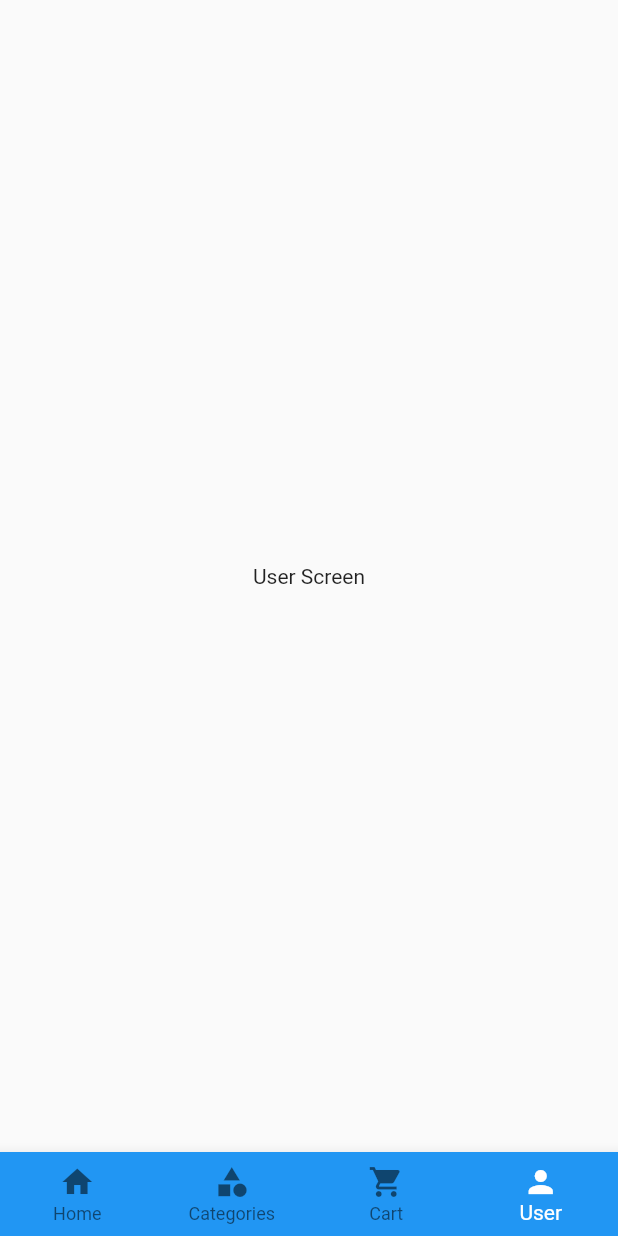
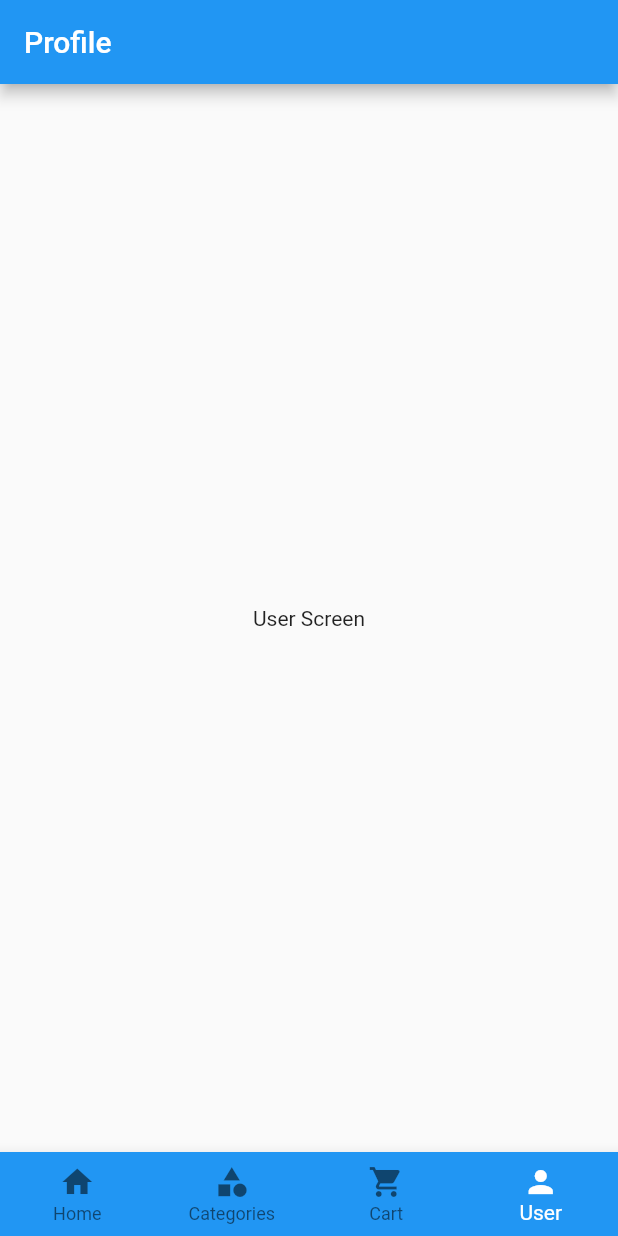
Before and after one commit to Pooja-Hegde/CPAD4Y2023Team09, a Flutter app: the screen it shows after launch, item 4 of the bottom bar chosen, on a phone screen of 412 x 824 dp. Run offline on Flutter 3.47's test engine with Material 2 defaults, Android fonts, the phone set to English and light mode, and no system bars.

Commit message:
Update bottomBar.dart

```diff
--- a/grocery_kart/lib/screens/bottomBar.dart
+++ b/grocery_kart/lib/screens/bottomBar.dart
@@ -13,11 +13,11 @@ class BottomBar extends StatefulWidget {
 
 class _BottomBarState extends State<BottomBar> {
   int _selectedIndex = 0;
-  final List _pages = [
-    const Home(),
-    const Categories(),
-    const Cart(),
-    const User()
+  final List<Map<String, dynamic>> _pages = [
+    {'page': const Home(), 'title': 'Home'},
+    {'page': const Categories(), 'title': 'Categories'},
+    {'page': const Cart(), 'title': 'Cart'},
+    {'page': const User(), 'title': 'Profile'},
   ];
 
   void _selectedScreen(int index) {
@@ -29,7 +29,10 @@ class _BottomBarState extends State<BottomBar> {
   @override
   Widget build(BuildContext context) {
     return Scaffold(
-      body: _pages[_selectedIndex],
+      appBar: AppBar(
+        title: Text(_pages[_selectedIndex]['title']),
+      ),
+      body: _pages[_selectedIndex]['page'],
       bottomNavigationBar: BottomNavigationBar(
         type: BottomNavigationBarType.fixed,
         backgroundColor: Colors.blue,
```
